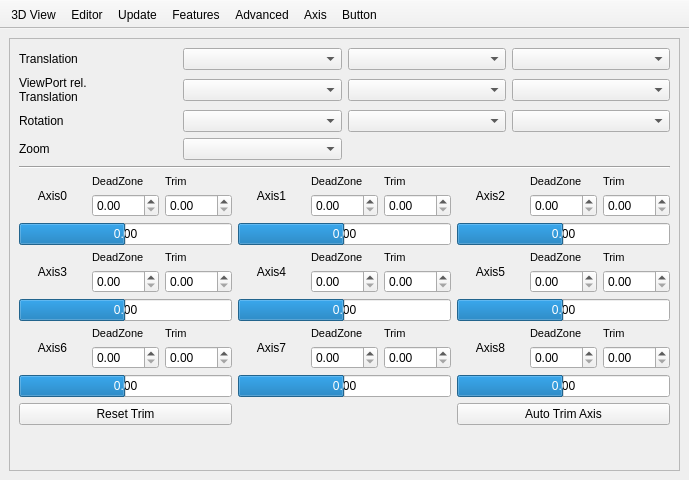
Qt form src/Preferences.ui (openscad/openscad) before a commit.
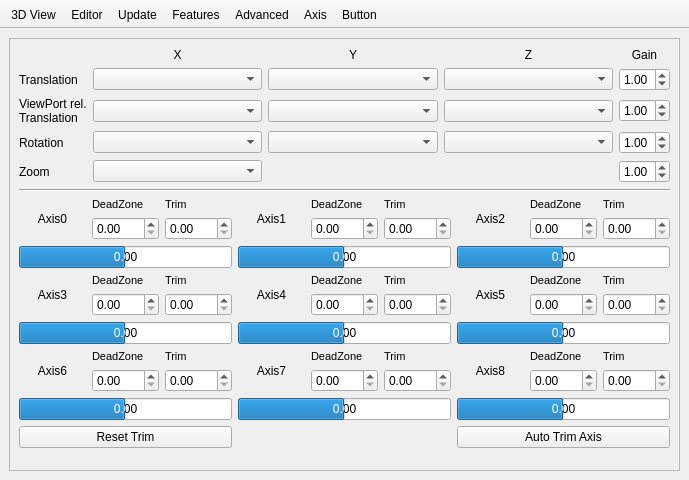
The same form after that commit. The open tabs and pages were chosen to show the change. Icons and pictures are not drawn.

Commit message: Add axis gain (#2201)

```diff
--- a/src/Preferences.ui
+++ b/src/Preferences.ui
@@ -1467,8 +1467,8 @@
         <property name="bottomMargin">
          <number>0</number>
         </property>
-        <item row="3" column="1">
-         <widget class="QScrollArea" name="scrollArea_3">
+        <item row="0" column="0">
+         <widget class="QScrollArea" name="scrollArea_InputAxis">
           <property name="widgetResizable">
            <bool>true</bool>
           </property>
@@ -1481,8 +1481,8 @@
              <height>470</height>
             </rect>
            </property>
-           <layout class="QGridLayout" name="gridLayout_7" columnstretch="0,0,0,0">
-            <item row="18" column="0" colspan="4">
+           <layout class="QGridLayout" name="gridLayout_7" columnstretch="0,0,0,0,0">
+            <item row="24" column="0" colspan="5">
              <layout class="QGridLayout" name="gridLayout_10">
               <item row="7" column="2">
                <widget class="QLabel" name="labelAxisTrim3">
@@ -2103,56 +2103,7 @@
               </item>
              </layout>
             </item>
-            <item row="14" column="2">
-             <widget class="QComboBox" name="comboBoxTranslationYVPRel"/>
-            </item>
-            <item row="14" column="1">
-             <widget class="QComboBox" name="comboBoxTranslationXVPRel"/>
-            </item>
-            <item row="14" column="3">
-             <widget class="QComboBox" name="comboBoxTranslationZVPRel"/>
-            </item>
-            <item row="13" column="0">
-             <widget class="QLabel" name="labelInputTranslation">
-              <property name="text">
-               <string>Translation</string>
-              </property>
-             </widget>
-            </item>
-            <item row="15" column="1">
-             <widget class="QComboBox" name="comboBoxRotationX"/>
-            </item>
-            <item row="16" column="0">
-             <widget class="QLabel" name="labelInputZoom">
-              <property name="text">
-               <string>Zoom</string>
-              </property>
-             </widget>
-            </item>
-            <item row="14" column="0">
-             <widget class="QLabel" name="labelInputTranslationViewPortRelative">
-              <property name="text">
-               <string>ViewPort rel.&lt;br/&gt;Translation</string>
-              </property>
-             </widget>
-            </item>
-            <item row="16" column="1">
-             <widget class="QComboBox" name="comboBoxZoom"/>
-            </item>
-            <item row="15" column="3">
-             <widget class="QComboBox" name="comboBoxRotationZ"/>
-            </item>
-            <item row="13" column="3">
-             <widget class="QComboBox" name="comboBoxTranslationZ"/>
-            </item>
-            <item row="15" column="0">
-             <widget class="QLabel" name="labelInputRotation">
-              <property name="text">
-               <string>Rotation</string>
-              </property>
-             </widget>
-            </item>
-            <item row="28" column="0">
+            <item row="34" column="0">
              <spacer name="verticalSpacer_4">
               <property name="orientation">
                <enum>Qt::Vertical</enum>
@@ -2165,21 +2116,257 @@
               </property>
              </spacer>
             </item>
-            <item row="13" column="2">
-             <widget class="QComboBox" name="comboBoxTranslationY"/>
-            </item>
-            <item row="13" column="1">
-             <widget class="QComboBox" name="comboBoxTranslationX"/>
-            </item>
-            <item row="17" column="0" colspan="4">
+            <item row="23" column="0" colspan="5">
              <widget class="Line" name="line">
               <property name="orientation">
                <enum>Qt::Horizontal</enum>
               </property>
              </widget>
             </item>
-            <item row="15" column="2">
-             <widget class="QComboBox" name="comboBoxRotationY"/>
+            <item row="12" column="0" colspan="5">
+             <layout class="QGridLayout" name="gridLayout_11">
+              <item row="2" column="1">
+               <widget class="QComboBox" name="comboBoxTranslationXVPRel">
+                <property name="sizePolicy">
+                 <sizepolicy hsizetype="Preferred" vsizetype="Fixed">
+                  <horstretch>1</horstretch>
+                  <verstretch>0</verstretch>
+                 </sizepolicy>
+                </property>
+               </widget>
+              </item>
+              <item row="2" column="2">
+               <widget class="QComboBox" name="comboBoxTranslationYVPRel">
+                <property name="sizePolicy">
+                 <sizepolicy hsizetype="Preferred" vsizetype="Fixed">
+                  <horstretch>1</horstretch>
+                  <verstretch>0</verstretch>
+                 </sizepolicy>
+                </property>
+               </widget>
+              </item>
+              <item row="3" column="3">
+               <widget class="QComboBox" name="comboBoxRotationZ">
+                <property name="sizePolicy">
+                 <sizepolicy hsizetype="Preferred" vsizetype="Fixed">
+                  <horstretch>1</horstretch>
+                  <verstretch>0</verstretch>
+                 </sizepolicy>
+                </property>
+               </widget>
+              </item>
+              <item row="1" column="3">
+               <widget class="QComboBox" name="comboBoxTranslationZ">
+                <property name="sizePolicy">
+                 <sizepolicy hsizetype="Preferred" vsizetype="Fixed">
+                  <horstretch>1</horstretch>
+                  <verstretch>0</verstretch>
+                 </sizepolicy>
+                </property>
+               </widget>
+              </item>
+              <item row="1" column="0">
+               <widget class="QLabel" name="labelInputTranslation">
+                <property name="text">
+                 <string>Translation</string>
+                </property>
+               </widget>
+              </item>
+              <item row="3" column="0">
+               <widget class="QLabel" name="labelInputRotation">
+                <property name="text">
+                 <string>Rotation</string>
+                </property>
+               </widget>
+              </item>
+              <item row="1" column="2">
+               <widget class="QComboBox" name="comboBoxTranslationY">
+                <property name="sizePolicy">
+                 <sizepolicy hsizetype="Preferred" vsizetype="Fixed">
+                  <horstretch>1</horstretch>
+                  <verstretch>0</verstretch>
+                 </sizepolicy>
+                </property>
+               </widget>
+              </item>
+              <item row="1" column="1">
+               <widget class="QComboBox" name="comboBoxTranslationX">
+                <property name="sizePolicy">
+                 <sizepolicy hsizetype="Preferred" vsizetype="Fixed">
+                  <horstretch>1</horstretch>
+                  <verstretch>0</verstretch>
+                 </sizepolicy>
+                </property>
+               </widget>
+              </item>
+              <item row="4" column="0">
+               <widget class="QLabel" name="labelInputZoom">
+                <property name="text">
+                 <string>Zoom</string>
+                </property>
+               </widget>
+              </item>
+              <item row="2" column="3">
+               <widget class="QComboBox" name="comboBoxTranslationZVPRel">
+                <property name="sizePolicy">
+                 <sizepolicy hsizetype="Preferred" vsizetype="Fixed">
+                  <horstretch>1</horstretch>
+                  <verstretch>0</verstretch>
+                 </sizepolicy>
+                </property>
+               </widget>
+              </item>
+              <item row="3" column="2">
+               <widget class="QComboBox" name="comboBoxRotationY">
+                <property name="sizePolicy">
+                 <sizepolicy hsizetype="Preferred" vsizetype="Fixed">
+                  <horstretch>1</horstretch>
+                  <verstretch>0</verstretch>
+                 </sizepolicy>
+                </property>
+               </widget>
+              </item>
+              <item row="4" column="1">
+               <widget class="QComboBox" name="comboBoxZoom">
+                <property name="sizePolicy">
+                 <sizepolicy hsizetype="Preferred" vsizetype="Fixed">
+                  <horstretch>1</horstretch>
+                  <verstretch>0</verstretch>
+                 </sizepolicy>
+                </property>
+               </widget>
+              </item>
+              <item row="3" column="1">
+               <widget class="QComboBox" name="comboBoxRotationX">
+                <property name="sizePolicy">
+                 <sizepolicy hsizetype="Preferred" vsizetype="Fixed">
+                  <horstretch>1</horstretch>
+                  <verstretch>0</verstretch>
+                 </sizepolicy>
+                </property>
+               </widget>
+              </item>
+              <item row="2" column="0">
+               <widget class="QLabel" name="labelInputTranslationViewPortRelative">
+                <property name="text">
+                 <string>ViewPort rel.&lt;br/&gt;Translation</string>
+                </property>
+               </widget>
+              </item>
+              <item row="1" column="4">
+               <widget class="QDoubleSpinBox" name="doubleSpinBoxTranslationGain">
+                <property name="correctionMode">
+                 <enum>QAbstractSpinBox::CorrectToNearestValue</enum>
+                </property>
+                <property name="minimum">
+                 <double>0.100000000000000</double>
+                </property>
+                <property name="maximum">
+                 <double>9.990000000000000</double>
+                </property>
+                <property name="singleStep">
+                 <double>0.100000000000000</double>
+                </property>
+                <property name="value">
+                 <double>1.000000000000000</double>
+                </property>
+               </widget>
+              </item>
+              <item row="2" column="4">
+               <widget class="QDoubleSpinBox" name="doubleSpinBoxTranslationVPRelGain">
+                <property name="correctionMode">
+                 <enum>QAbstractSpinBox::CorrectToNearestValue</enum>
+                </property>
+                <property name="minimum">
+                 <double>0.100000000000000</double>
+                </property>
+                <property name="maximum">
+                 <double>9.990000000000000</double>
+                </property>
+                <property name="singleStep">
+                 <double>0.100000000000000</double>
+                </property>
+                <property name="value">
+                 <double>1.000000000000000</double>
+                </property>
+               </widget>
+              </item>
+              <item row="3" column="4">
+               <widget class="QDoubleSpinBox" name="doubleSpinBoxRotateGain">
+                <property name="correctionMode">
+                 <enum>QAbstractSpinBox::CorrectToNearestValue</enum>
+                </property>
+                <property name="minimum">
+                 <double>0.100000000000000</double>
+                </property>
+                <property name="maximum">
+                 <double>9.990000000000000</double>
+                </property>
+                <property name="singleStep">
+                 <double>0.100000000000000</double>
+                </property>
+                <property name="value">
+                 <double>1.000000000000000</double>
+                </property>
+               </widget>
+              </item>
+              <item row="4" column="4">
+               <widget class="QDoubleSpinBox" name="doubleSpinBoxZoomGain">
+                <property name="minimum">
+                 <double>0.100000000000000</double>
+                </property>
+                <property name="maximum">
+                 <double>9.990000000000000</double>
+                </property>
+                <property name="singleStep">
+                 <double>0.100000000000000</double>
+                </property>
+                <property name="value">
+                 <double>1.000000000000000</double>
+                </property>
+               </widget>
+              </item>
+              <item row="0" column="1">
+               <widget class="QLabel" name="label_11">
+                <property name="text">
+                 <string>X</string>
+                </property>
+                <property name="alignment">
+                 <set>Qt::AlignCenter</set>
+                </property>
+               </widget>
+              </item>
+              <item row="0" column="2">
+               <widget class="QLabel" name="label_14">
+                <property name="text">
+                 <string>Y</string>
+                </property>
+                <property name="alignment">
+                 <set>Qt::AlignCenter</set>
+                </property>
+               </widget>
+              </item>
+              <item row="0" column="3">
+               <widget class="QLabel" name="label_15">
+                <property name="text">
+                 <string>Z</string>
+                </property>
+                <property name="alignment">
+                 <set>Qt::AlignCenter</set>
+                </property>
+               </widget>
+              </item>
+              <item row="0" column="4">
+               <widget class="QLabel" name="label_16">
+                <property name="text">
+                 <string>Gain</string>
+                </property>
+                <property name="alignment">
+                 <set>Qt::AlignCenter</set>
+                </property>
+               </widget>
+              </item>
+             </layout>
             </item>
            </layout>
           </widget>
```
Left out of the diff: 70 changed lines with no effect on the pictures. The commit also changes 9 other files.
